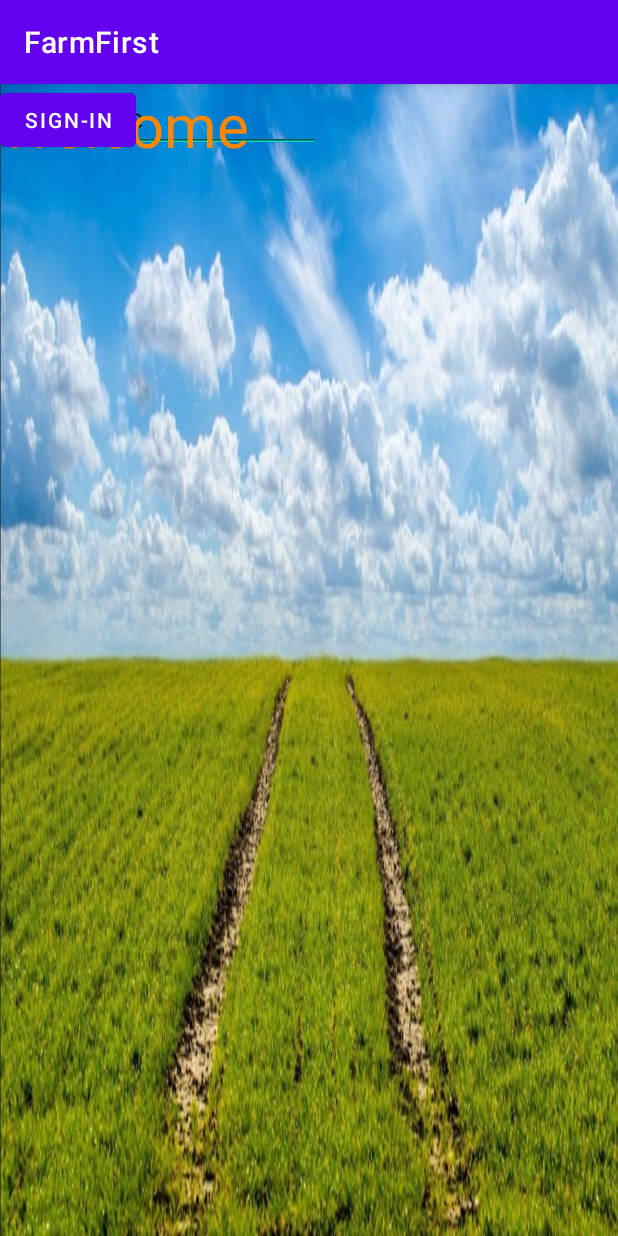
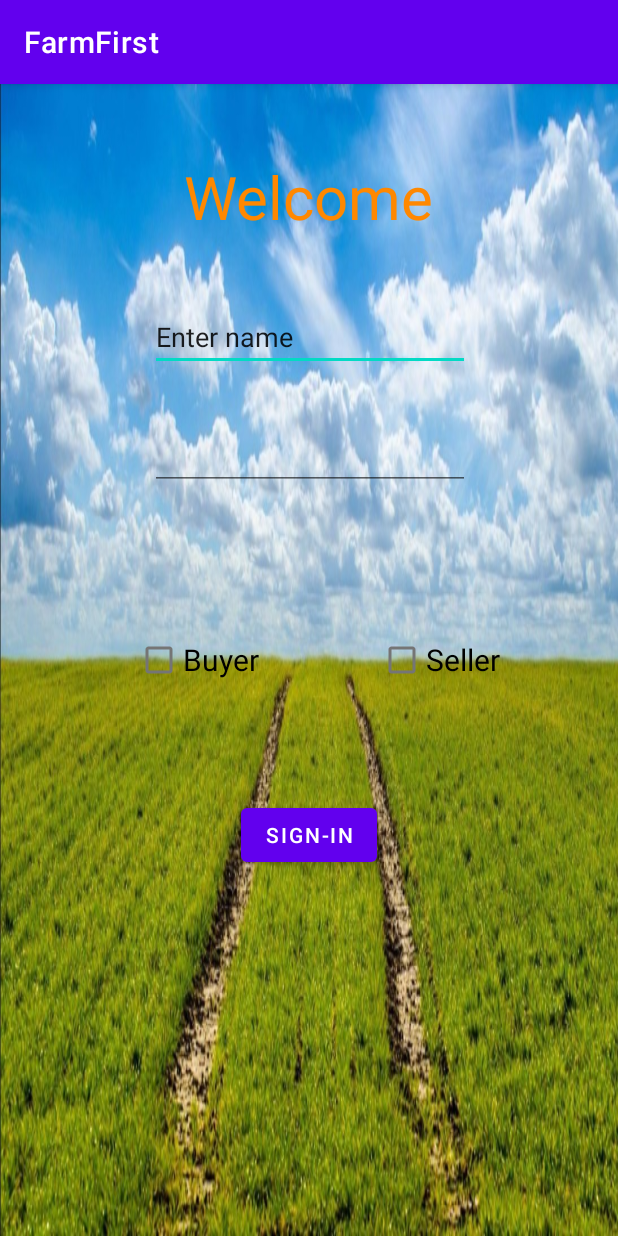
Before and after one commit to DesignThinkingProject/Farmfirst, an Android app: the Buy_sell_login1 screen opened directly, with no data from a screen before it, on a phone screen of 412 x 824 dp. Run offline under Robolectric (Android 15) with nearby library versions, the phone set to English and light mode, and no system bars.

Commit message:
Final UIs

```diff
--- a/app/src/main/AndroidManifest.xml
+++ b/app/src/main/AndroidManifest.xml
@@ -9,7 +9,7 @@
         android:roundIcon="@mipmap/ic_launcher_round"
         android:supportsRtl="true"
         android:theme="@style/Theme.FarmFirst">
-        <activity android:name=".buy_sell_login1"></activity>
+        <activity android:name=".Buy_sell_login1"></activity>
         <activity
             android:name=".ui.login.buy_sell_login"
             android:label="@string/title_activity_buy_sell_login" />
--- a/app/src/main/java/com/example/farmfirst/buy_sell_login1.kt
+++ b/app/src/main/java/com/example/farmfirst/Buy_sell_login1.kt
@@ -3,7 +3,7 @@ package com.example.farmfirst
 import androidx.appcompat.app.AppCompatActivity
 import android.os.Bundle
 
-class buy_sell_login1 : AppCompatActivity() {
+class Buy_sell_login1 : AppCompatActivity() {
     override fun onCreate(savedInstanceState: Bundle?) {
         super.onCreate(savedInstanceState)
         setContentView(R.layout.activity_buy_sell_login1)
--- a/app/src/main/java/com/example/farmfirst/MainActivity.kt
+++ b/app/src/main/java/com/example/farmfirst/MainActivity.kt
@@ -11,7 +11,7 @@ class MainActivity : AppCompatActivity() {
         setContentView(R.layout.activity_main)
 
         btn1.setOnClickListener {
-            val i= Intent(this,Buysell::class.java)
+            val i= Intent(this,Buy_sell_login1::class.java)
             startActivity(i)
         }
 
--- a/app/src/main/java/com/example/farmfirst/MyAdapter.kt
+++ b/app/src/main/java/com/example/farmfirst/MyAdapter.kt
@@ -1,10 +1,8 @@
 package com.example.farmfirst
 
-import android.content.Context
 import android.view.LayoutInflater
 import android.view.View
 import android.view.ViewGroup
-import android.widget.TextView
 import androidx.recyclerview.widget.RecyclerView
 import kotlinx.android.synthetic.main.list_item.view.*
 
--- a/app/src/main/res/layout/activity_buy_sell_login1.xml
+++ b/app/src/main/res/layout/activity_buy_sell_login1.xml
@@ -5,17 +5,20 @@
     android:layout_width="match_parent"
     android:background="@drawable/dtl_farm_pic1"
     android:layout_height="match_parent"
-    tools:context=".buy_sell_login1">
+    tools:context=".Buy_sell_login1">
 
     <EditText
         android:id="@+id/editTextTextPersonName"
         android:layout_width="wrap_content"
         android:layout_height="wrap_content"
+        android:layout_marginTop="44dp"
         android:ems="10"
         android:inputType="textPersonName"
         android:text="Enter name"
-        tools:layout_editor_absoluteX="90dp"
-        tools:layout_editor_absoluteY="123dp" />
+        app:layout_constraintEnd_toEndOf="parent"
+        app:layout_constraintHorizontal_bias="0.502"
+        app:layout_constraintStart_toStartOf="parent"
+        app:layout_constraintTop_toBottomOf="@+id/textView2" />
 
     <EditText
         android:id="@+id/editTextTextPassword"
@@ -23,16 +26,23 @@
         android:layout_height="wrap_content"
         android:ems="10"
         android:inputType="textPassword"
-        tools:layout_editor_absoluteX="90dp"
-        tools:layout_editor_absoluteY="207dp" />
+        app:layout_constraintBottom_toTopOf="@+id/button"
+        app:layout_constraintEnd_toEndOf="parent"
+        app:layout_constraintHorizontal_bias="0.502"
+        app:layout_constraintStart_toStartOf="parent"
+        app:layout_constraintTop_toBottomOf="@+id/editTextTextPersonName"
+        app:layout_constraintVertical_bias="0.142" />
 
     <Button
         android:id="@+id/button"
         android:layout_width="wrap_content"
         android:layout_height="wrap_content"
         android:text="Sign-in"
-        tools:layout_editor_absoluteX="160dp"
-        tools:layout_editor_absoluteY="354dp" />
+        app:layout_constraintBottom_toBottomOf="parent"
+        app:layout_constraintEnd_toEndOf="parent"
+        app:layout_constraintStart_toStartOf="parent"
+        app:layout_constraintTop_toBottomOf="@+id/checkBox2"
+        app:layout_constraintVertical_bias="0.221" />
 
     <TextView
         android:id="@+id/textView2"
@@ -41,8 +51,11 @@
         android:text="Welcome"
         android:textColor="@android:color/holo_orange_dark"
         android:textSize="40sp"
-        tools:layout_editor_absoluteX="111dp"
-        tools:layout_editor_absoluteY="34dp" />
+        app:layout_constraintBottom_toBottomOf="parent"
+        app:layout_constraintEnd_toEndOf="parent"
+        app:layout_constraintStart_toStartOf="parent"
+        app:layout_constraintTop_toTopOf="parent"
+        app:layout_constraintVertical_bias="0.067" />
 
     <CheckBox
         android:id="@+id/checkBox"
@@ -50,8 +63,11 @@
         android:layout_height="wrap_content"
         android:text="Buyer"
         android:textSize="20sp"
-        tools:layout_editor_absoluteX="66dp"
-        tools:layout_editor_absoluteY="264dp" />
+        app:layout_constraintBottom_toBottomOf="parent"
+        app:layout_constraintEnd_toEndOf="parent"
+        app:layout_constraintHorizontal_bias="0.274"
+        app:layout_constraintStart_toStartOf="parent"
+        app:layout_constraintTop_toTopOf="parent" />
 
     <CheckBox
         android:id="@+id/checkBox2"
@@ -59,7 +75,10 @@
         android:layout_height="wrap_content"
         android:text="Seller"
         android:textSize="20sp"
-        tools:layout_editor_absoluteX="277dp"
-        tools:layout_editor_absoluteY="264dp" />
+        app:layout_constraintBottom_toBottomOf="parent"
+        app:layout_constraintEnd_toEndOf="parent"
+        app:layout_constraintHorizontal_bias="0.762"
+        app:layout_constraintStart_toStartOf="parent"
+        app:layout_constraintTop_toTopOf="parent" />
 
 </androidx.constraintlayout.widget.ConstraintLayout>
--- a/app/src/main/res/layout/activity_main.xml
+++ b/app/src/main/res/layout/activity_main.xml
@@ -24,9 +24,9 @@
         android:text="LABOURS" />
 
     <Button
-        android:layout_gravity="center"
         android:id="@+id/btn3"
         android:layout_width="wrap_content"
         android:layout_height="wrap_content"
+        android:layout_gravity="center"
         android:text="GOVERNMENT SCHEMES" />
 </LinearLayout>
--- a/app/src/main/res/layout/list_item.xml
+++ b/app/src/main/res/layout/list_item.xml
@@ -4,7 +4,6 @@
         android:orientation="vertical"
         android:layout_height="wrap_content"
         android:layout_marginBottom="8dp">
-
         <TextView
             android:id="@+id/card_title"
             android:layout_width="wrap_content"
@@ -39,7 +38,6 @@
             android:layout_height="wrap_content"
             android:layout_marginTop="8dp"
             android:text="@string/action_1"
-            android:textAppearance="
-            @style/TextAppearance.MaterialComponents.Headline6"
+            android:textAppearance="@style/TextAppearance.MaterialComponents.Headline6"
             android:textSize="15sp" />
 </LinearLayout>
```
Also changed, not shown: app/src/main/java/com/example/farmfirst/ui/login/LoggedInUserView.kt (deleted, +0 -9 lines), app/src/main/java/com/example/farmfirst/ui/login/LoginFormState.kt (deleted, +0 -10 lines), app/src/main/java/com/example/farmfirst/ui/login/LoginResult.kt (deleted, +0 -9 lines), app/src/main/java/com/example/farmfirst/ui/login/LoginViewModel.kt (deleted, +0 -55 lines), app/src/main/java/com/example/farmfirst/ui/login/LoginViewModelFactory.kt (deleted, +0 -25 lines), app/src/main/java/com/example/farmfirst/ui/login/buy_sell_login.kt (deleted, +0 -130 lines), app/src/main/res/layout/activity_labours.xml (+17 -8 lines).
